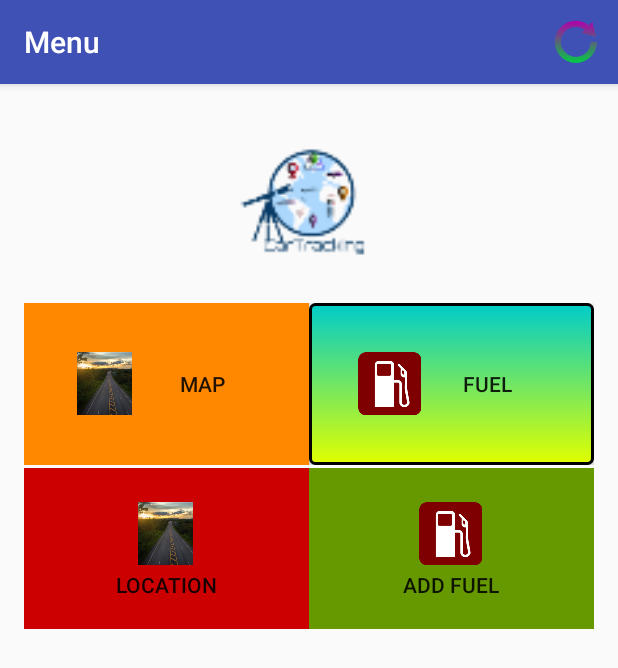
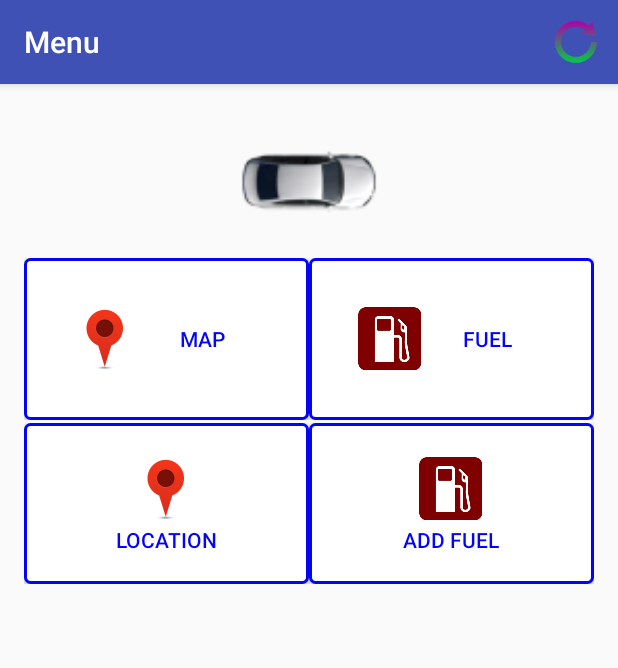
Before and after one commit to usmanali598/AndroidAppCarTracking, an Android app: the FirstActivity screen opened directly, with no data from a screen before it, on a phone screen of 412 x 824 dp. Shown: the top 668 px of the screen. Run offline under Robolectric (Android 15) with nearby library versions, the phone set to English and light mode, and no system bars.

Commit message:
Icon and Menu redisgned

```diff
--- a/app/src/main/AndroidManifest.xml
+++ b/app/src/main/AndroidManifest.xml
@@ -9,9 +9,9 @@
 
     <application
         android:allowBackup="true"
-        android:icon="@mipmap/ic_launcher"
+        android:icon="@mipmap/car"
         android:label="@string/app_name"
-        android:roundIcon="@mipmap/ic_launcher_round"
+        android:roundIcon="@mipmap/logo"
         android:supportsRtl="true"
         android:theme="@style/AppTheme">
 
--- a/app/src/main/java/com/example/usman/proretro/app/ServiceClass.java
+++ b/app/src/main/java/com/example/usman/proretro/app/ServiceClass.java
@@ -62,7 +62,7 @@ public class ServiceClass extends Service {
         //noinspection MissingPermission
 //      locationManager.requestLocationUpdates(LocationManager.GPS_PROVIDER,1000*30,10,listener);
         String provider = locationManager.getBestProvider(new Criteria(), false);
-    locationManager.requestLocationUpdates(provider ,1000*30,10,listener);
+        locationManager.requestLocationUpdates(provider ,30000,10,listener);
     }
 
     @SuppressLint("MissingPermission")
--- a/app/src/main/res/drawable/new_button.xml
+++ b/app/src/main/res/drawable/new_button.xml
@@ -1,7 +1,7 @@
 <?xml version="1.0" encoding="utf-8"?>
 <shape xmlns:android="http://schemas.android.com/apk/res/android"
     android:shape="rectangle">
-
-<solid android:color="#ffcccc"/>
-<stroke android:width="2dp" android:color="#ffffff"/>
+<corners android:radius="3dp"/>
+<solid android:color="#ffffff"/>
+<stroke android:width="2dp" android:color="#0505f5"/>
 </shape>
--- a/app/src/main/res/layout/activity_first.xml
+++ b/app/src/main/res/layout/activity_first.xml
@@ -19,9 +19,9 @@
         <ImageView
             android:id="@+id/imageView2"
             android:layout_width="match_parent"
-            android:layout_height="125dp"
+            android:layout_height="100dp"
 
-            app:srcCompat="@mipmap/logo" />
+            app:srcCompat="@mipmap/car" />
     </LinearLayout>
 
     <LinearLayout
@@ -31,7 +31,7 @@
         android:layout_alignParentLeft="true"
         android:layout_alignParentStart="true"
         android:layout_centerHorizontal="true"
-        android:layout_marginTop="130dp"
+        android:layout_marginTop="100dp"
         android:orientation="horizontal">
 
         <Button
@@ -39,20 +39,22 @@
             android:layout_width="0dp"
             android:layout_height="wrap_content"
             android:layout_weight="2"
-            android:background="@android:color/holo_orange_dark"
-            android:drawableLeft="@mipmap/app_icon"
+            android:background="@drawable/new_button"
+            android:drawableLeft="@mipmap/redmark"
             android:padding="30dp"
-            android:text="MAP" />
+            android:text="MAP"
+            android:textColor="#0505f5" />
 
         <Button
             android:id="@+id/fuel"
             android:layout_width="0dp"
             android:layout_height="wrap_content"
             android:layout_weight="2"
-            android:background="@drawable/button_bg"
+            android:background="@drawable/new_button"
             android:drawableLeft="@mipmap/fuel"
             android:padding="30dp"
-            android:text="Fuel" />
+            android:text="Fuel"
+            android:textColor="#0505f5" />
     </LinearLayout>
 
     <LinearLayout
@@ -61,28 +63,32 @@
         android:layout_below="@+id/linearLayout"
         android:layout_centerHorizontal="true"
         android:layout_marginTop="2dp"
-        android:orientation="horizontal">
+        android:orientation="horizontal"
+        android:id="@+id/linearLayout2">
 
         <Button
             android:id="@+id/btLoc"
             android:layout_width="0dp"
             android:layout_height="wrap_content"
             android:layout_weight="2"
-            android:background="@android:color/holo_red_dark"
-            android:drawableTop="@mipmap/app_icon"
+            android:background="@drawable/new_button"
+            android:drawableTop="@mipmap/redmark"
             android:padding="20dp"
-            android:text="Location" />
+            android:text="Location"
+            android:textColor="#0505f5" />
 
         <Button
             android:id="@+id/btnAddFuel"
             android:layout_width="0dp"
             android:layout_height="wrap_content"
             android:layout_weight="2"
-            android:background="@android:color/holo_green_dark"
+            android:background="@drawable/new_button"
             android:drawableTop="@mipmap/fuel"
             android:padding="20dp"
-            android:text="Add Fuel" />
+            android:text="Add Fuel"
+            android:textColor="#0505f5" />
     </LinearLayout>
+
 </RelativeLayout>
 
 <!--<RelativeLayout xmlns:android="http://schemas.android.com/apk/res/android"
--- a/app/src/main/res/values/colors.xml
+++ b/app/src/main/res/values/colors.xml
@@ -3,4 +3,6 @@
     <color name="colorPrimary">#3F51B5</color>
     <color name="colorPrimaryDark">#303f9f</color>
     <color name="colorAccent">#FF4081</color>
+    <color name="colorGreen">#5dff40</color>
+    <color name="colorPurple">#fd03ed</color>
 </resources>
```
Also changed, not shown: app/src/main/java/com/example/usman/proretro/app/MapsActivity.java (+9 -13 lines), app/src/main/java/com/example/usman/proretro/app/MapsServiceless.java (added, +8 -0 lines), app/src/main/car-web.png (added), app/src/main/redMark-web.png (added), app/src/main/res/mipmap-hdpi/car.png (added), app/src/main/res/mipmap-hdpi/redmark.png (added), app/src/main/res/mipmap-mdpi/car.png (added), app/src/main/res/mipmap-mdpi/redmark.png (added), app/src/main/res/mipmap-xhdpi/car.png (added), app/src/main/res/mipmap-xhdpi/redmark.png (added), app/src/main/res/mipmap-xxhdpi/car.png (added), app/src/main/res/mipmap-xxhdpi/redmark.png (added), app/src/main/res/mipmap-xxxhdpi/car.png (added), app/src/main/res/mipmap-xxxhdpi/redmark.png (added).
